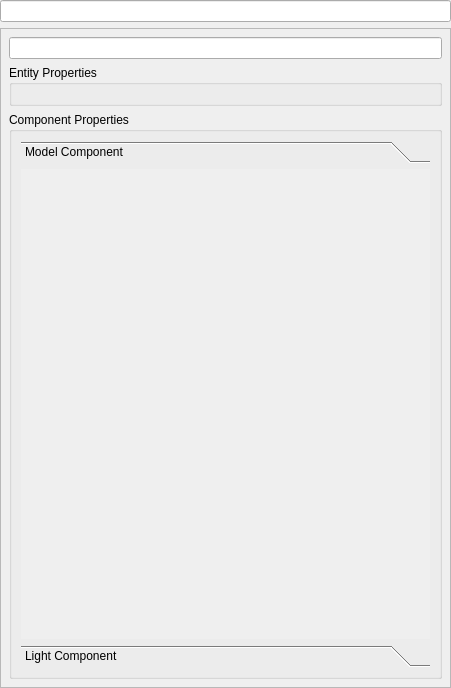
This is src/HappyTools/HappySandBox/code/forms/EntityPropertiesForm.ui in EvilInteractive/happy-engine as Qt 5 draws it before an edit. The edited form follows.
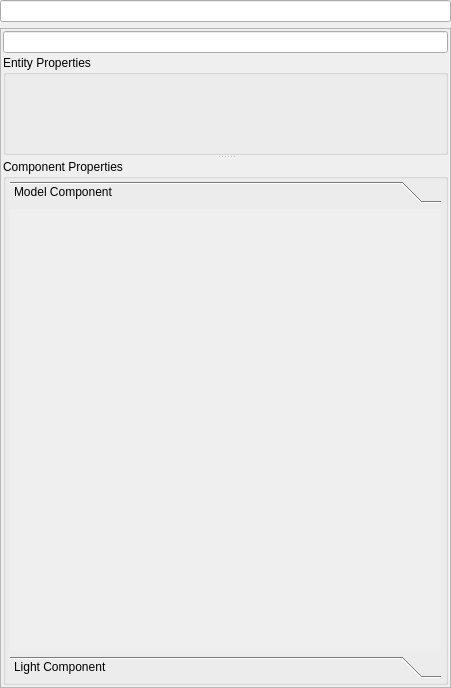
This is the edited form. The open tabs and pages were chosen to show the change. Custom widgets are drawn as their Qt base class.

Commit message: Added sandbox properties

```diff
--- a/src/HappyTools/HappySandBox/code/forms/EntityPropertiesForm.ui
+++ b/src/HappyTools/HappySandBox/code/forms/EntityPropertiesForm.ui
@@ -33,32 +33,70 @@
       <enum>QFrame::Raised</enum>
      </property>
      <layout class="QVBoxLayout" name="verticalLayout_3">
+      <property name="spacing">
+       <number>2</number>
+      </property>
       <property name="margin">
-       <number>8</number>
+       <number>2</number>
       </property>
       <item>
        <widget class="QLineEdit" name="m_Filter"/>
       </item>
       <item>
+       <widget class="QSplitter" name="splitter">
+        <property name="orientation">
+         <enum>Qt::Vertical</enum>
+        </property>
        <widget class="QGroupBox" name="m_EntityGroup">
         <property name="title">
          <string>Entity Properties</string>
         </property>
         <layout class="QVBoxLayout" name="verticalLayout_2">
+          <property name="spacing">
+           <number>4</number>
+          </property>
+          <property name="leftMargin">
+           <number>4</number>
+          </property>
+          <property name="topMargin">
+           <number>2</number>
+          </property>
+          <property name="rightMargin">
+           <number>4</number>
+          </property>
+          <property name="bottomMargin">
+           <number>4</number>
+          </property>
          <item>
           <widget class="hs::EntityPropertyList" name="m_EntityProperties" native="true"/>
          </item>
         </layout>
        </widget>
-      </item>
-      <item>
        <widget class="QGroupBox" name="m_ComponentGroup">
         <property name="title">
          <string>Component Properties</string>
         </property>
         <layout class="QVBoxLayout" name="verticalLayout">
+          <property name="spacing">
+           <number>4</number>
+          </property>
+          <property name="leftMargin">
+           <number>4</number>
+          </property>
+          <property name="topMargin">
+           <number>2</number>
+          </property>
+          <property name="rightMargin">
+           <number>4</number>
+          </property>
+          <property name="bottomMargin">
+           <number>4</number>
+          </property>
          <item>
           <widget class="QToolBox" name="m_ComponentPanel">
+            <property name="frameShape">
+             <enum>QFrame::NoFrame</enum>
+            </property>
            <property name="frameShadow">
             <enum>QFrame::Raised</enum>
            </property>
@@ -76,8 +114,8 @@
              <rect>
               <x>0</x>
               <y>0</y>
-              <width>409</width>
-              <height>453</height>
+               <width>435</width>
+               <height>434</height>
              </rect>
             </property>
             <attribute name="label">
@@ -100,6 +138,7 @@
           </widget>
          </item>
         </layout>
+        </widget>
        </widget>
       </item>
      </layout>
```
Left out of the diff: 6 changed lines with no effect on the pictures. Lines whose indentation alone changed are shown as unchanged. The commit also changes 20 other files.
